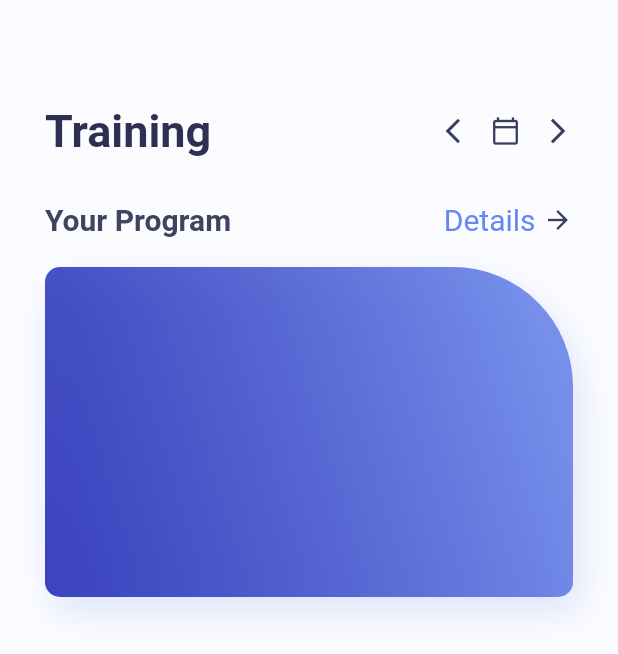
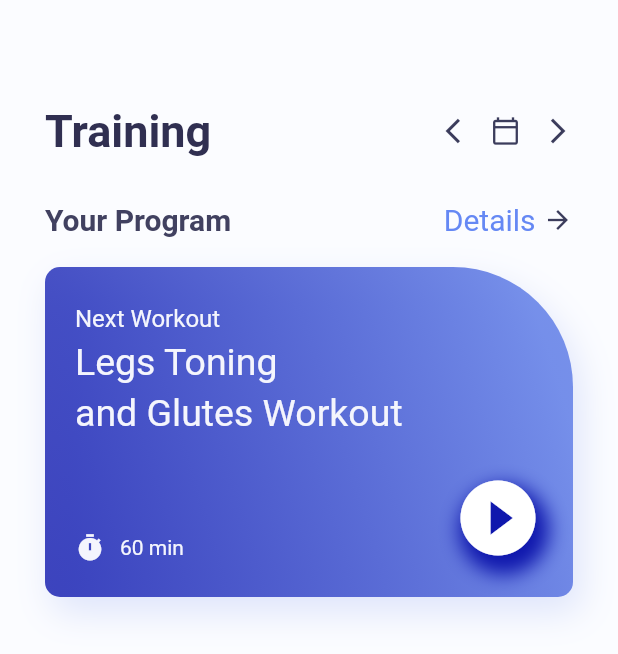
Before and after one commit to sameelll/training-app-flutter, a Flutter app: the screen it shows after launch, on a phone screen of 412 x 824 dp. Shown: the top 654 px of the screen. Run offline on Flutter 3.47's test engine with Material 2 defaults, Android fonts, the light colour scheme and no system bars.

Commit message:
Workout Container finished

```diff
--- a/lib/main.dart
+++ b/lib/main.dart
@@ -11,7 +11,8 @@ class MyApp extends StatelessWidget {
   @override
   Widget build(BuildContext context) {
     return MaterialApp(
-      title: 'Flutter Demo',
+      debugShowCheckedModeBanner: false,
+      title: 'Training App',
       theme: ThemeData(
         primarySwatch: Colors.blue,
       ),
--- a/lib/screens/home_screen.dart
+++ b/lib/screens/home_screen.dart
@@ -99,6 +99,83 @@ class _HomeScreenState extends State<HomeScreen> {
                         blurRadius: 20,
                         color: color.AppColor.gradientSecond.withOpacity(0.2))
                   ]),
+              child: Container(
+                padding: const EdgeInsets.only(left: 20, top: 25, right: 20),
+                child: Column(
+                  crossAxisAlignment: CrossAxisAlignment.start,
+                  children: [
+                    Text(
+                      'Next Workout',
+                      style: TextStyle(
+                          fontSize: 16,
+                          color: color.AppColor.homePageContainerTextSmall),
+                    ),
+                    const SizedBox(
+                      height: 5,
+                    ),
+                    Text(
+                      'Legs Toning',
+                      style: TextStyle(
+                          fontSize: 25,
+                          color: color.AppColor.homePageContainerTextSmall),
+                    ),
+                    const SizedBox(
+                      height: 5,
+                    ),
+                    Text(
+                      'and Glutes Workout',
+                      style: TextStyle(
+                          fontSize: 25,
+                          color: color.AppColor.homePageContainerTextSmall),
+                    ),
+                    const SizedBox(
+                      height: 25,
+                    ),
+                    Row(
+                      crossAxisAlignment: CrossAxisAlignment.end,
+                      children: [
+                        Row(
+                          children: [
+                            Icon(
+                              Icons.timer,
+                              size: 20,
+                              color: color.AppColor.homePageContainerTextSmall,
+                            ),
+                            const SizedBox(
+                              width: 10,
+                            ),
+                            Text(
+                              '60 min',
+                              style: TextStyle(
+                                  fontSize: 14,
+                                  color: color
+                                      .AppColor.homePageContainerTextSmall),
+                            ),
+                          ],
+                        ),
+                        Expanded(
+                          child: Container(),
+                        ),
+                        Container(
+                          decoration: BoxDecoration(
+                              borderRadius: BorderRadius.circular(60),
+                              boxShadow: [
+                                BoxShadow(
+                                    color: color.AppColor.gradientFirst,
+                                    blurRadius: 10,
+                                    offset: const Offset(4, 8))
+                              ]),
+                          child: const Icon(
+                            Icons.play_circle_fill,
+                            color: Colors.white,
+                            size: 60,
+                          ),
+                        )
+                      ],
+                    )
+                  ],
+                ),
+              ),
             )
           ],
         ),
```
